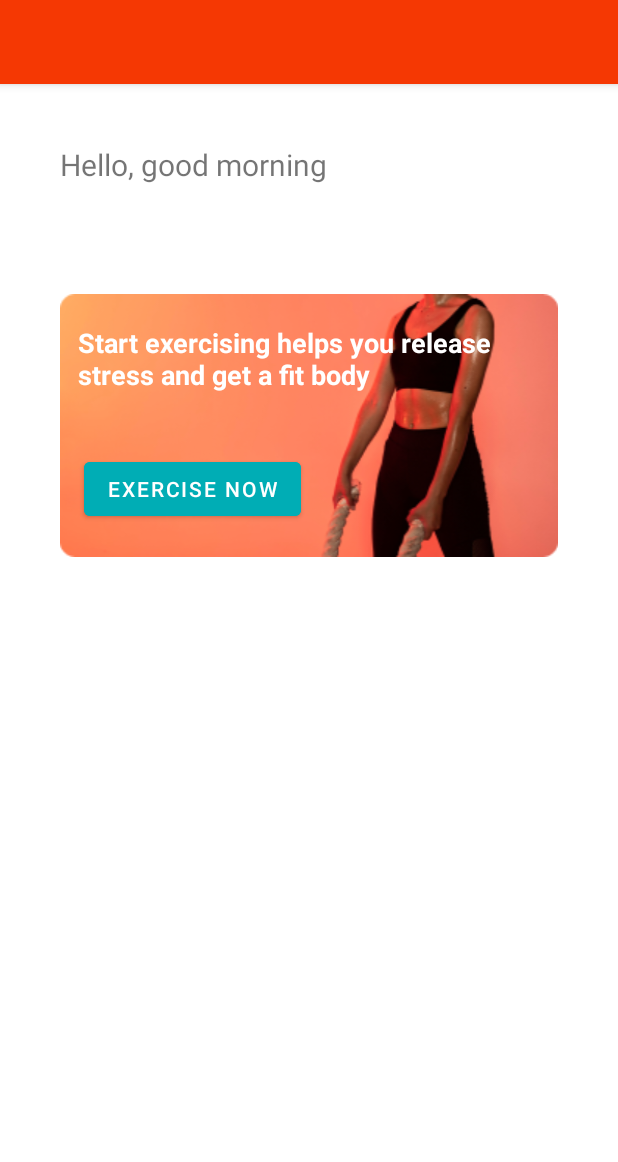
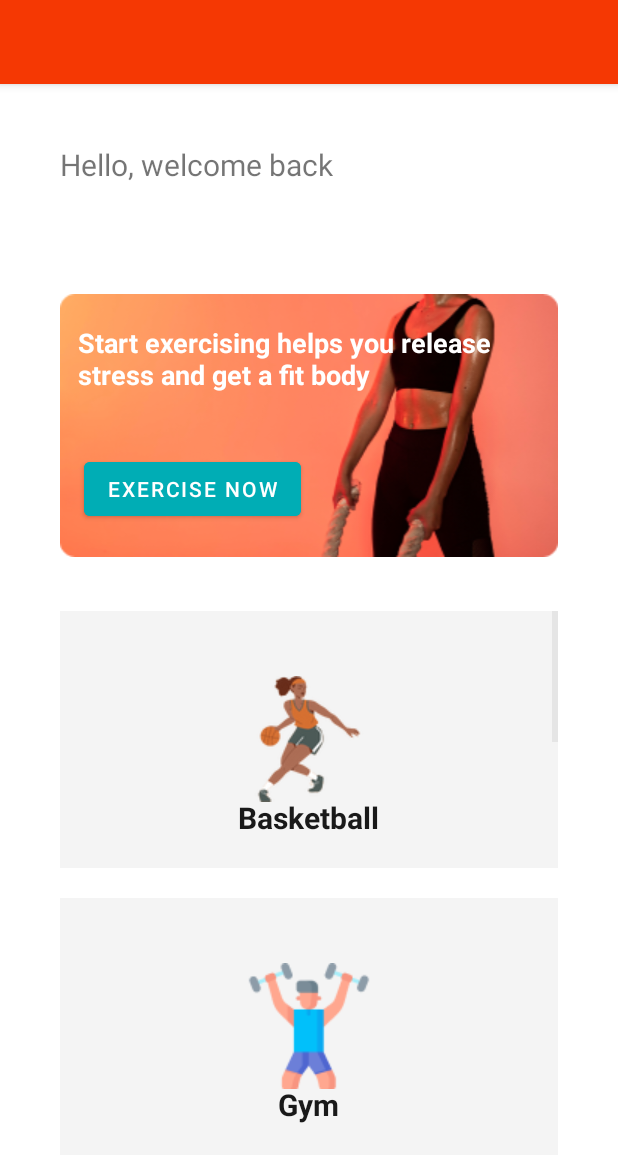
Before and after one commit to b1amage/fitness-app, an Android app: the MainActivity screen opened directly, with no data from a screen before it, on a phone screen of 412 x 824 dp. Shown: the top 1162 px of the screen. Run offline under Robolectric (Android 15) with nearby library versions, the light colour scheme and no system bars.

Commit message:
list view

```diff
--- a/app/src/main/java/com/example/fitnessapp/activity/AgePickActivity.java
+++ b/app/src/main/java/com/example/fitnessapp/activity/AgePickActivity.java
@@ -25,6 +25,7 @@ public class AgePickActivity extends AppCompatActivity {
         setContentView(R.layout.activity_age_pick);
 
         txtAge = findViewById(R.id.txtAge);
+        txtAge.setText(String.valueOf(1));
         nextBtn = findViewById(R.id.ageNextBtn);
         numberPicker = findViewById(R.id.agePicker);
         numberPicker.setMinValue(MIN_AGE);
--- a/app/src/main/java/com/example/fitnessapp/activity/MainActivity.java
+++ b/app/src/main/java/com/example/fitnessapp/activity/MainActivity.java
@@ -5,14 +5,52 @@ import androidx.appcompat.app.AppCompatActivity;
 import android.content.Context;
 import android.content.SharedPreferences;
 import android.os.Bundle;
+import android.view.View;
+import android.widget.AdapterView;
+import android.widget.ListView;
 import android.widget.TextView;
+import android.widget.Toast;
 
 import com.example.fitnessapp.R;
+import com.example.fitnessapp.adapter.WorkoutAdapter;
+import com.example.fitnessapp.model.Workout;
+
+import java.util.ArrayList;
+import java.util.List;
 
 public class MainActivity extends AppCompatActivity {
 
     private TextView textName;
+    private List<Workout> workoutList;
+    private ListView listView;
 
+    private void initData() {
+        workoutList = new ArrayList<>();
+
+        workoutList.add(new Workout("Basketball", 50, R.drawable.basketball));
+        workoutList.add(new Workout("Gym", 60, R.drawable.gym));
+        workoutList.add(new Workout("Volleyball", 70, R.drawable.volleyball));
+        workoutList.add(new Workout("Yoga", 80, R.drawable.yoga));
+        workoutList.add(new Workout("Cardio", 90, R.drawable.cardio));
+        workoutList.add(new Workout("Badminton", 100, R.drawable.badminton));
+        workoutList.add(new Workout("Tennis", 100, R.drawable.tennis));
+        workoutList.add(new Workout("Running", 100, R.drawable.running));
+        workoutList.add(new Workout("Cycling", 100, R.drawable.cycling));
+
+
+        WorkoutAdapter workoutAdapter = new WorkoutAdapter(workoutList);
+        listView = findViewById(R.id.workoutListView);
+        listView.setAdapter(workoutAdapter);
+
+        listView.setOnItemClickListener(new AdapterView.OnItemClickListener() {
+            @Override
+            public void onItemClick(AdapterView<?> parent, View view, int position, long id) {
+                Workout workout = (Workout) workoutAdapter.getItem(position);
+                Toast.makeText(MainActivity.this, workout.getCategory(), Toast.LENGTH_LONG).show();
+            }
+        });
+
+    }
     @Override
     protected void onCreate(Bundle savedInstanceState) {
         super.onCreate(savedInstanceState);
@@ -21,5 +59,7 @@ public class MainActivity extends AppCompatActivity {
         textName = findViewById(R.id.textNameMain);
         SharedPreferences sh = getSharedPreferences("MySharedPref", Context.MODE_PRIVATE);
         textName.setText(sh.getString("name", ""));
+
+        initData();
     }
 }
--- a/app/src/main/java/com/example/fitnessapp/adapter/WorkoutAdapter.java
+++ b/app/src/main/java/com/example/fitnessapp/adapter/WorkoutAdapter.java
@@ -3,7 +3,10 @@ package com.example.fitnessapp.adapter;
 import android.view.View;
 import android.view.ViewGroup;
 import android.widget.BaseAdapter;
+import android.widget.ImageView;
+import android.widget.TextView;
 
+import com.example.fitnessapp.R;
 import com.example.fitnessapp.model.Workout;
 
 import java.util.List;
@@ -32,6 +35,15 @@ public class WorkoutAdapter extends BaseAdapter {
 
     @Override
     public View getView(int i, View convertView, ViewGroup parent) {
-        return null;
+        View viewWorkout;
+        if (convertView == null) {
+            viewWorkout = View.inflate(parent.getContext(), R.layout.workout, null);
+        } else viewWorkout = convertView;
+
+        Workout workout = (Workout) getItem(i);
+        ((TextView) viewWorkout.findViewById(R.id.workoutCategory)).setText(workout.getCategory());
+        ((ImageView) viewWorkout.findViewById(R.id.workoutImg)).setImageResource(workout.getImage());
+
+        return viewWorkout;
     }
 }
--- /dev/null
+++ b/app/src/main/java/com/example/fitnessapp/data/WorkoutData.java
@@ -0,0 +1,8 @@
+package com.example.fitnessapp.data;
+
+import java.util.HashMap;
+
+public class WorkoutData {
+//    private HashMap<String, Double>
+    private WorkoutData() {}
+}
--- a/app/src/main/java/com/example/fitnessapp/model/Workout.java
+++ b/app/src/main/java/com/example/fitnessapp/model/Workout.java
@@ -5,12 +5,19 @@ public class Workout {
     private String category;
     private double time;
     private double caloriesPerMinute;
+    private int image;
 
     public Workout(int id, String category, double time, double caloriesPerMinute) {
         this.id = id;
         this.category = category;
         this.time = time;
         this.caloriesPerMinute = caloriesPerMinute;
+    }
+
+    public Workout(String category, double caloriesPerMinute, int image) {
+        this.category = category;
+        this.caloriesPerMinute = caloriesPerMinute;
+        this.image = image;
     }
 
     public String getCategory() {
@@ -37,6 +44,14 @@ public class Workout {
         this.caloriesPerMinute = caloriesPerMinute;
     }
 
+    public int getImage() {
+        return image;
+    }
+
+    public void setImage(int image) {
+        this.image = image;
+    }
+
     public int getId() {
         return id;
     }
--- a/app/src/main/res/layout/activity_age_pick.xml
+++ b/app/src/main/res/layout/activity_age_pick.xml
@@ -32,7 +32,7 @@
         <TextView
             android:layout_width="wrap_content"
             android:layout_height="wrap_content"
-            android:text="0"
+            android:text="1"
             android:id="@+id/txtAge"
             android:layout_toRightOf="@+id/txtAgeFirst"
             android:textSize="20dp"
--- a/app/src/main/res/layout/activity_main.xml
+++ b/app/src/main/res/layout/activity_main.xml
@@ -15,7 +15,7 @@
        android:layout_width="wrap_content"
        android:layout_height="wrap_content"
        android:id="@+id/textHello"
-       android:text="Hello, good morning"
+       android:text="Hello, welcome back"
        android:textSize="20dp"/>
 
    <TextView
@@ -35,6 +35,7 @@
        android:layout_centerHorizontal="true"
        android:layout_below="@id/txtCtn"
        android:layout_marginTop="40dp"
+       android:id="@+id/bannerCtn"
        >
 
       <TextView
@@ -61,6 +62,15 @@
 
    </RelativeLayout>
 
+   <ListView
+       android:layout_width="wrap_content"
+       android:layout_height="wrap_content"
+       android:id="@+id/workoutListView"
+       android:layout_below="@+id/bannerCtn"
+       android:layout_marginTop="36dp"
+       android:divider="@android:color/transparent"
+       android:dividerHeight="20dp"/>
+
 
 
 </RelativeLayout>
--- /dev/null
+++ b/app/src/main/res/layout/workout.xml
@@ -0,0 +1,28 @@
+<?xml version="1.0" encoding="utf-8"?>
+<RelativeLayout xmlns:android="http://schemas.android.com/apk/res/android"
+    android:layout_width="wrap_content"
+    android:layout_height="wrap_content"
+    android:padding="20dp"
+    android:background="@color/gray">
+
+    <ImageView
+        android:layout_width="wrap_content"
+        android:layout_height="wrap_content"
+        android:src="@drawable/yoga"
+        android:layout_centerInParent="true"
+        android:id="@+id/workoutImg"/>
+
+    <TextView
+        android:layout_width="wrap_content"
+        android:layout_height="wrap_content"
+        android:text="Kyle 33 Nguyen"
+        android:textColor="@color/black"
+        android:layout_below="@+id/workoutImg"
+        android:layout_centerHorizontal="true"
+        android:layout_marginTop="20dp"
+        android:textSize="20dp"
+        android:textStyle="bold"
+        android:alpha="1"
+        android:id="@+id/workoutCategory"/>
+
+</RelativeLayout>
--- a/app/src/main/res/values/colors.xml
+++ b/app/src/main/res/values/colors.xml
@@ -14,6 +14,7 @@
     <color name="black">#191919</color>
     <color name="secondary">#F5D020</color>
     <color name="blue">#00ADB5</color>
+    <color name="gray">#F4F4F4</color>
 
 
 </resources>
```
Also changed, not shown: app/src/main/java/com/example/fitnessapp/data/user.txt (deleted), app/src/main/res/drawable/badminton.png (added), app/src/main/res/drawable/basketball.png (added), app/src/main/res/drawable/cardio.png (added), app/src/main/res/drawable/cycling.png (added), app/src/main/res/drawable/gym.png (added), app/src/main/res/drawable/running.png (added), app/src/main/res/drawable/tennis.png (added), app/src/main/res/drawable/volleyball.png (added), app/src/main/res/drawable/yoga.png (added).
